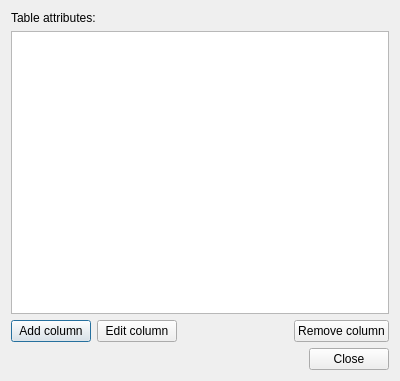
Above: DlgTableProperties.ui from wonder-sk/postgis_manager before the change. Below: the same form after it.
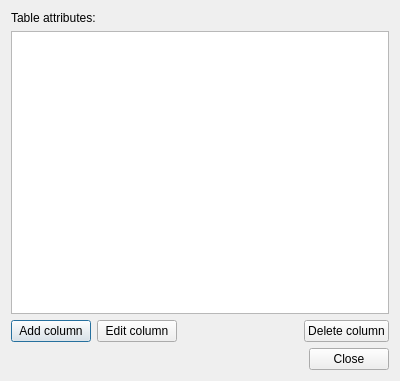
That is the form after the change.

Commit message: - backend functions for changing columns - basic functionality in table properties dialog - add/delete column - correct deletion of spatially enabled tables

Diff of the .ui file:
```diff
--- a/DlgTableProperties.ui
+++ b/DlgTableProperties.ui
@@ -55,7 +55,7 @@
      <item>
       <widget class="QPushButton" name="btnRemoveColumn" >
        <property name="text" >
-        <string>Remove column</string>
+        <string>Delete column</string>
        </property>
       </widget>
      </item>
```
Left out of the diff: 10 changed lines with no effect on the pictures. The commit also changes 5 other files.
